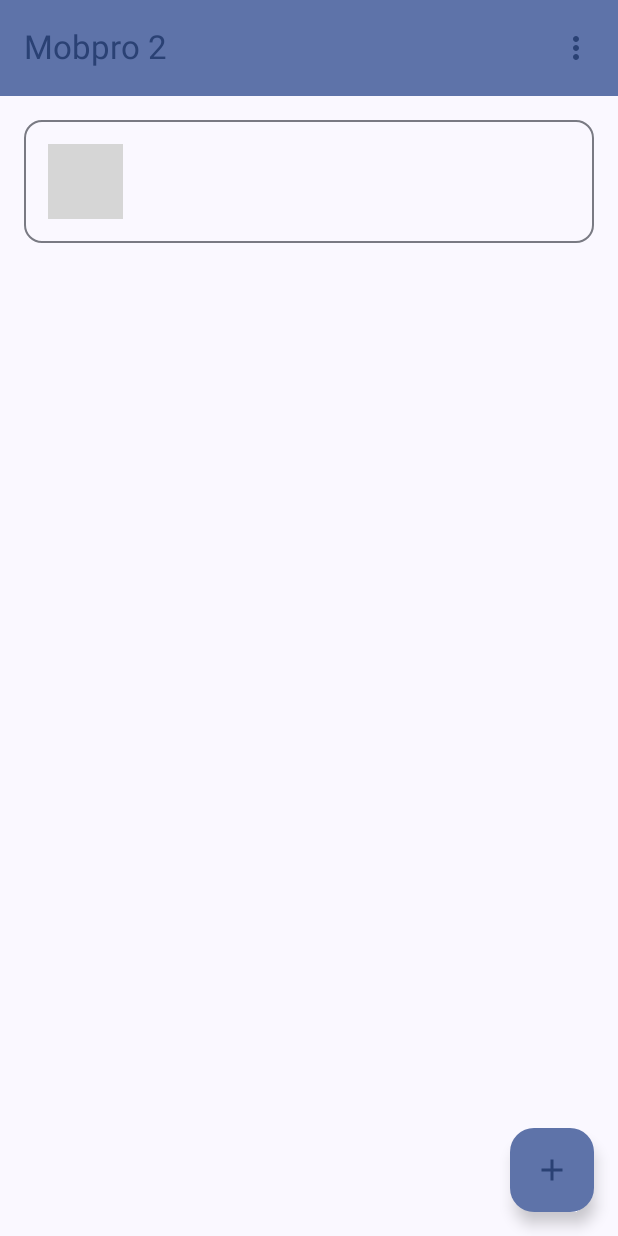
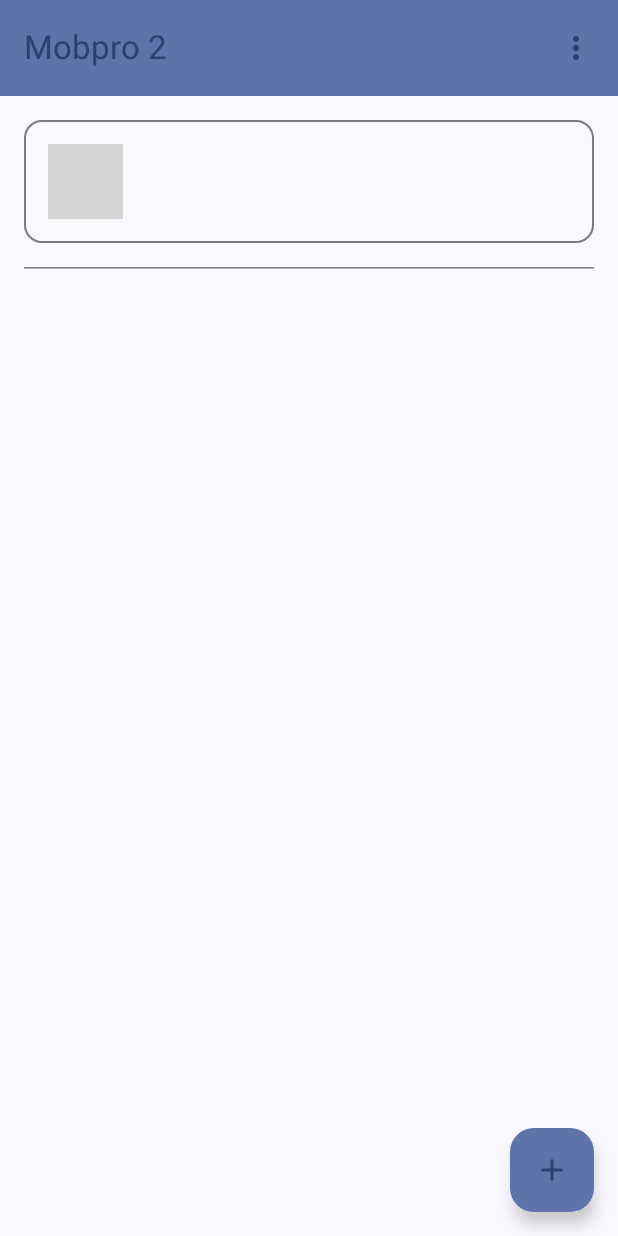
Before and after one commit to febrinomahardiva/mobile-programming-compose-2, an Android app built with Jetpack Compose: the composable DosenApp shown on its own in the app's theme, on a phone screen of 412 x 824 dp. Run offline under Robolectric (Android 15) with nearby library versions, the phone set to English and light mode, and no system bars; our stand-ins replace Firebase (no records; nobody signed in at launch, a user with empty details on screens opened directly); libraries missing offline, so code that uses them is left out: com.firebase.ui; grey boxes are pictures that could not be loaded.

```diff
--- a/app/src/main/java/org/febrinomahardiva/mobileprogrammingcompose2/ui/screen/main/MainScreen.kt
+++ b/app/src/main/java/org/febrinomahardiva/mobileprogrammingcompose2/ui/screen/main/MainScreen.kt
@@ -1,13 +1,19 @@
 package org.febrinomahardiva.mobileprogrammingcompose2.ui.screen.main
 
-import androidx.compose.foundation.layout.Column
+import androidx.compose.foundation.layout.PaddingValues
+import androidx.compose.foundation.layout.fillMaxWidth
 import androidx.compose.foundation.layout.padding
+import androidx.compose.foundation.lazy.LazyColumn
+import androidx.compose.foundation.lazy.items
 import androidx.compose.material.icons.Icons
 import androidx.compose.material.icons.filled.Add
+import androidx.compose.material3.Card
 import androidx.compose.material3.FloatingActionButton
+import androidx.compose.material3.HorizontalDivider
 import androidx.compose.material3.Icon
 import androidx.compose.material3.MaterialTheme
 import androidx.compose.material3.Scaffold
+import androidx.compose.material3.Text
 import androidx.compose.runtime.Composable
 import androidx.compose.runtime.getValue
 import androidx.compose.runtime.mutableStateOf
@@ -24,7 +30,7 @@ import org.febrinomahardiva.mobpro2s.ui.UserProfileCard
 
 @Composable
 fun MainScreen(
-    user: FirebaseUser
+    user: FirebaseUser,
 ) {
     val factory = ViewModelFactory(user.uid)
     val viewModel: MainViewModel = viewModel(factory = factory)
@@ -43,18 +49,37 @@ fun MainScreen(
             }
         }
     ) { innerPadding ->
-        Column(
-            modifier = Modifier
-                .padding(innerPadding)
-                .padding(16.dp)
+        LazyColumn(
+            modifier = Modifier.padding(innerPadding),
+            contentPadding = PaddingValues(bottom = 84.dp)
         ) {
-            UserProfileCard(user)
-        }
-        if (showDialog) {
-            KelasDialog(onDismissRequest = { showDialog = false }) {
-                viewModel.insert(it)
-                showDialog = false
+            item {
+                UserProfileCard(
+                    user = user,
+                    modifier = Modifier.padding(16.dp)
+                )
+                HorizontalDivider(
+                    modifier = Modifier.padding(horizontal = 16.dp)
+                )
+            }
+            items(viewModel.data) {
+                Card(
+                    modifier = Modifier.fillMaxWidth()
+                        .padding(start = 16.dp, top = 16.dp, end = 16.dp)
+                ) {
+                    Text(
+                        text = it.nama,
+                        modifier = Modifier.padding(horizontal = 16.dp, vertical = 16.dp)
+                    )
+                }
             }
         }
     }
+
+    if (showDialog) {
+        KelasDialog(onDismissRequest = { showDialog = false }) {
+            viewModel.insert(it)
+            showDialog = false
+        }
+    }
 }
```
Also changed, not shown: app/src/main/java/org/febrinomahardiva/mobileprogrammingcompose2/ui/screen/main/MainViewModel.kt (+57 -0 lines).
